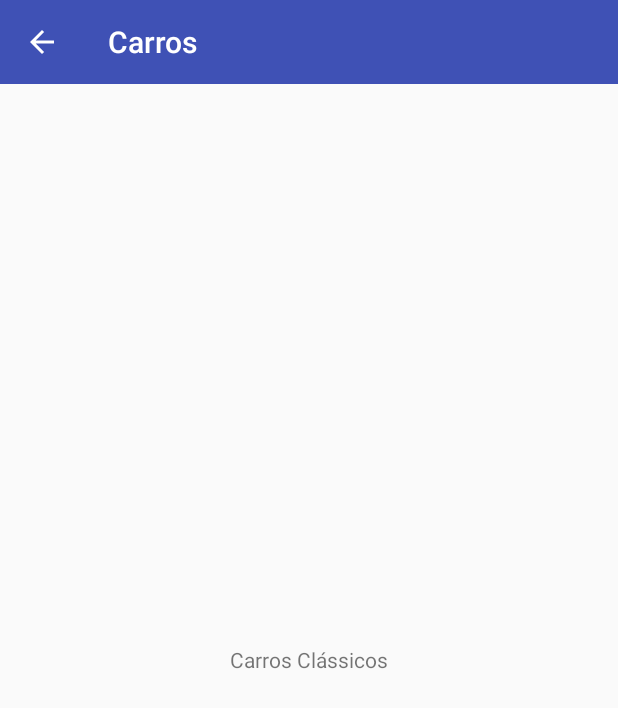
After one commit to adilson-utiama/Carros, an Android app: the CarrosActivity screen opened directly, with no data from a screen before it, on a phone screen of 412 x 824 dp. The commit adds this screen. Shown: the top 708 px of the screen. Run offline under Robolectric (Android 15) with nearby library versions, the phone set to English and light mode, and no system bars; 3 statements that could not run were skipped.

Commit message:
Implementando evento no Navigation Drawer

```diff
--- a/app/src/main/AndroidManifest.xml
+++ b/app/src/main/AndroidManifest.xml
@@ -21,6 +21,10 @@
             </intent-filter>
         </activity>
 
+        <activity
+            android:name=".activity.CarrosActivity"
+            android:parentActivityName=".activity.MainActivity" />
+
     </application>
 
 </manifest>
--- /dev/null
+++ b/app/src/main/java/br/com/livroandroid/carros/activity/CarrosActivity.kt
@@ -0,0 +1,33 @@
+package br.com.livroandroid.carros.activity
+
+import android.os.Bundle
+import android.os.PersistableBundle
+import br.com.livroandroid.carros.R
+import br.com.livroandroid.carros.domain.TipoCarro
+import br.com.livroandroid.carros.extensions.addFragment
+import br.com.livroandroid.carros.extensions.setupToolBar
+import br.com.livroandroid.carros.fragments.CarrosFragment
+
+/**
+ * Created by Adilson on 31/08/2017.
+ */
+class CarrosActivity : BaseActivity() {
+
+    override fun onCreate(savedInstanceState: Bundle?) {
+        super.onCreate(savedInstanceState)
+
+        setContentView(R.layout.activity_carros)
+
+        //Argumentos : tipo do carro
+        val tipo = intent.getSerializableExtra("tipo") as TipoCarro
+        val title = getString(tipo.string)
+
+        //Toolbar : configura o titulo e o "Up Navigation"
+        setupToolBar(R.id.toolbar, title, true)
+        if (savedInstanceState == null) {
+            //Adiciona o fragment no layout de marcacao
+            //Dentre os argumentos que foram passados para a activity, esta o  tipo de carro
+            addFragment(R.id.container, CarrosFragment())
+        }
+    }
+}
--- /dev/null
+++ b/app/src/main/java/br/com/livroandroid/carros/domain/TipoCarro.kt
@@ -0,0 +1,13 @@
+package br.com.livroandroid.carros.domain
+
+import br.com.livroandroid.carros.R
+
+/**
+ * Created by Adilson on 31/08/2017.
+ */
+enum class TipoCarro(val string: Int) {
+    classicos(R.string.classicos),
+    esportivos(R.string.esportivos),
+    luxo(R.string.luxo)
+
+}
--- a/app/src/main/java/br/com/livroandroid/carros/activity/BaseFragment.kt
+++ b/app/src/main/java/br/com/livroandroid/carros/fragments/BaseFragment.kt
@@ -1,4 +1,4 @@
-package br.com.livroandroid.carros.activity
+package br.com.livroandroid.carros.fragments
 
 import android.support.v4.app.Fragment
 
--- /dev/null
+++ b/app/src/main/java/br/com/livroandroid/carros/fragments/CarrosFragment.kt
@@ -0,0 +1,35 @@
+package br.com.livroandroid.carros.fragments
+
+import android.os.Bundle
+import android.view.LayoutInflater
+import android.view.View
+import android.view.ViewGroup
+import android.widget.TextView
+
+import br.com.livroandroid.carros.R
+import br.com.livroandroid.carros.domain.TipoCarro
+
+
+class CarrosFragment : BaseFragment() {
+
+    private var tipo: TipoCarro = TipoCarro.classicos
+
+    override fun onCreate(savedInstanceState: Bundle?) {
+        super.onCreate(savedInstanceState)
+
+        //Le o parametro tipo enviado (Classicos, Esportivos, Luxo)
+        tipo = arguments.getSerializable("tipo") as TipoCarro
+    }
+
+    override fun onCreateView(inflater: LayoutInflater?, container: ViewGroup?, savedInstanceState: Bundle?): View? {
+        val view = inflater?.inflate(R.layout.fragment_carros, container, false)
+        val textView = view?.findViewById<TextView>(R.id.text)
+
+        //Converte o R.string.xxx em texto
+        val tipoString = getString(tipo.string)
+        textView?.text = "Carros $tipoString"
+        return view
+
+    }
+
+}
--- /dev/null
+++ b/app/src/main/res/layout/activity_carros.xml
@@ -0,0 +1,15 @@
+<?xml version="1.0" encoding="utf-8"?>
+<LinearLayout xmlns:android="http://schemas.android.com/apk/res/android"
+    android:orientation="vertical"
+    android:layout_width="match_parent"
+    android:layout_height="match_parent">
+
+    <include layout="@layout/toolbar" />
+
+    <!-- Layout de marcacao para o Fragment -->
+    <FrameLayout
+        android:id="@+id/container"
+        android:layout_width="match_parent"
+        android:layout_height="match_parent" />
+
+</LinearLayout>
--- /dev/null
+++ b/app/src/main/res/layout/fragment_carros.xml
@@ -0,0 +1,15 @@
+<FrameLayout xmlns:android="http://schemas.android.com/apk/res/android"
+    xmlns:tools="http://schemas.android.com/tools"
+    android:layout_width="match_parent"
+    android:layout_height="match_parent"
+    tools:context="br.com.livroandroid.carros.fragments.CarrosFragment">
+
+    <!-- TODO: Update blank fragment layout -->
+    <TextView
+        android:id="@+id/text"
+        android:layout_width="wrap_content"
+        android:layout_height="wrap_content"
+        android:text="Lista de Carros Aqui"
+        android:layout_gravity="center" />
+
+</FrameLayout>
```
Also changed, not shown: app/src/main/java/br/com/livroandroid/carros/activity/MainActivity.kt (+11 -3 lines), app/src/main/res/layout/activity_main.xml (+4 -7 lines).
